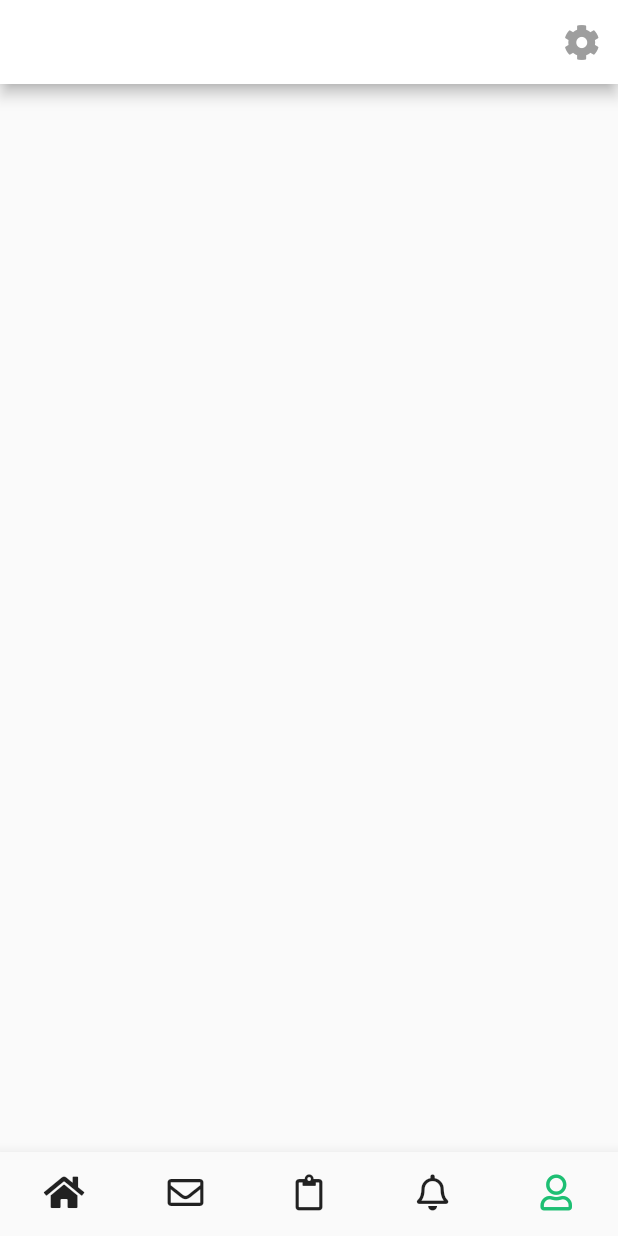
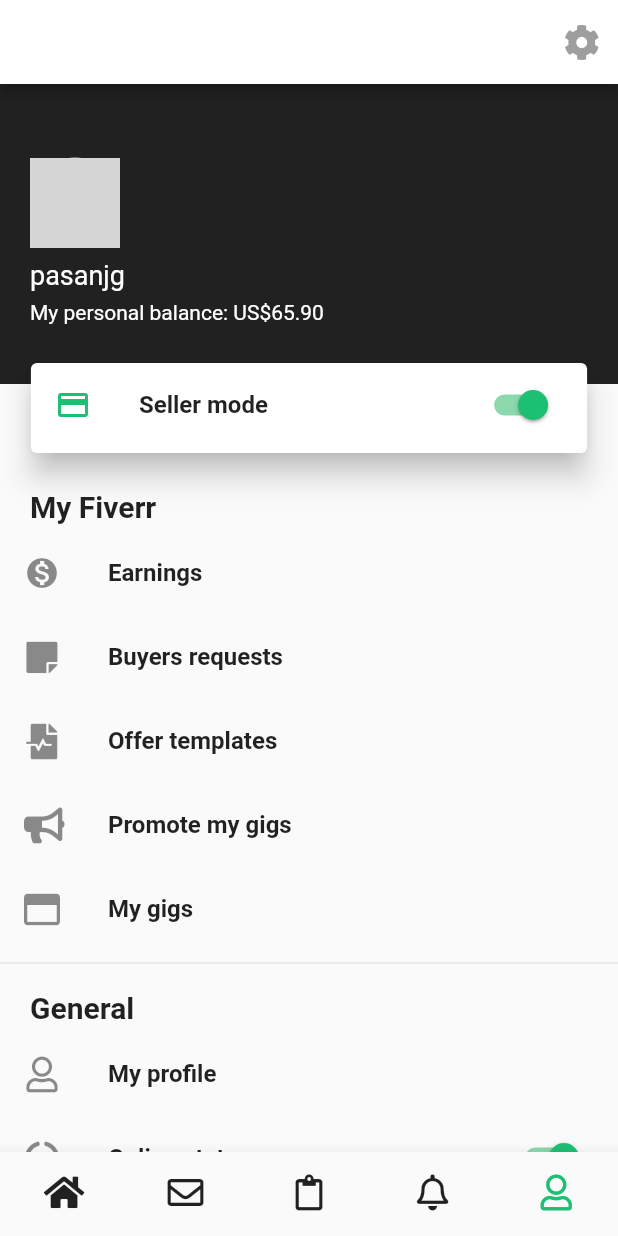
Before and after one commit to pasanjg/FiverrClone, a Flutter app: the screen it shows after launch, item 5 of the bottom bar chosen, on a phone screen of 412 x 824 dp. Run offline on Flutter 3.47's test engine with Material 2 defaults, Android fonts, the phone set to English and light mode, and no system bars; our stand-ins replace font_awesome_flutter; network calls fail; grey boxes are pictures that could not be loaded.

Commit message:
Manage Account page

```diff
--- a/lib/pages/main_tabs.dart
+++ b/lib/pages/main_tabs.dart
@@ -1,7 +1,7 @@
 import 'package:flutter/material.dart';
 import 'package:flutter_fiverr_clone/pages/manage_sales.dart';
 import 'package:flutter_fiverr_clone/pages/notifications.dart';
-import 'package:flutter_fiverr_clone/pages/profile.dart';
+import 'package:flutter_fiverr_clone/pages/manage_account.dart';
 import 'package:font_awesome_flutter/font_awesome_flutter.dart';
 
 import 'package:flutter_fiverr_clone/pages/home.dart';
@@ -44,7 +44,7 @@
     MessageInboxPage(),
     ManageSales(),
     Notifications(),
-    Profile(),
+    ManageAccount(),
   ];
 
   @override
--- /dev/null
+++ b/lib/pages/manage_account.dart
@@ -0,0 +1,289 @@
+import 'package:flutter/material.dart';
+import 'package:font_awesome_flutter/font_awesome_flutter.dart';
+
+class ManageAccount extends StatefulWidget {
+  @override
+  _ManageAccountState createState() => _ManageAccountState();
+}
+
+class _ManageAccountState extends State<ManageAccount> {
+  bool isSeller = true;
+  bool isOnline = true;
+
+  @override
+  Widget build(BuildContext context) {
+    return Scaffold(
+      appBar: AppBar(
+        actions: <Widget>[
+          IconButton(
+            icon: Icon(
+              FontAwesomeIcons.cog,
+              color: Colors.grey,
+            ),
+            onPressed: () {},
+          ),
+        ],
+      ),
+      body: Column(
+        children: <Widget>[
+          Stack(
+            alignment: Alignment.bottomCenter,
+            children: <Widget>[
+              Column(
+                children: <Widget>[
+                  Container(
+                    color: Colors.black87,
+                    height: 200.0,
+                    width: MediaQuery.of(context).size.width,
+                    child: Padding(
+                      padding: const EdgeInsets.only(
+                          left: 20.0, right: 20.0, bottom: 40.0),
+                      child: Column(
+                        mainAxisAlignment: MainAxisAlignment.end,
+                        crossAxisAlignment: CrossAxisAlignment.start,
+                        children: <Widget>[
+                          Padding(
+                            padding: const EdgeInsets.only(bottom: 8.0),
+                            child: Stack(
+                              alignment: Alignment.bottomRight,
+                              children: <Widget>[
+                                CircleAvatar(
+                                  radius: 30.0,
+                                  backgroundImage: NetworkImage(
+                                      "https://encrypted-tbn0.gstatic.com/images?q=tbn:ANd9GcR2L-Zfe-iYizglLDH55UD3wXBJre7V98QwKfsBCfR_8YfvXPnN&s"),
+                                ),
+                                Container(
+                                  child: CircleAvatar(
+                                    radius: 6.0,
+                                    backgroundColor: Color(0xFF1DBF73),
+                                  ),
+                                  decoration: new BoxDecoration(
+                                    shape: BoxShape.circle,
+                                    color: const Color(0xFFFFFFFF),
+                                    // border color
+                                    border: Border.all(
+                                        color: Colors.black87, width: 2),
+                                  ),
+                                ),
+                              ],
+                            ),
+                          ),
+                          Text(
+                            "pasanjg",
+                            style: TextStyle(
+                              color: Colors.white,
+                              fontSize: 18.0,
+                            ),
+                          ),
+                          SizedBox(
+                            height: 6.0,
+                          ),
+                          Text(
+                            "My personal balance: US\$65.90",
+                            style: TextStyle(
+                              color: Colors.white,
+                              fontSize: 14.0,
+                            ),
+                          ),
+                        ],
+                      ),
+                    ),
+                  ),
+                  Container(
+                    height: 50.0,
+                    width: MediaQuery.of(context).size.width,
+                  ),
+                ],
+              ),
+              Card(
+                elevation: 8.0,
+                child: Container(
+                  height: 60.0,
+                  width: MediaQuery.of(context).size.width * 0.9,
+                  child: ListTile(
+                    leading: Icon(
+                      Icons.credit_card,
+                      color: Theme.of(context).accentColor,
+                    ),
+                    title: Text(
+                      "Seller mode",
+                      style: TextStyle(
+                        fontWeight: FontWeight.bold,
+                      ),
+                    ),
+                    trailing: Switch(
+                      value: isSeller,
+                      onChanged: (value) {
+                        setState(() {
+                          isSeller = value;
+                        });
+                      },
+                      activeTrackColor: Color(0xFF8bd9ad),
+                      activeColor: Theme.of(context).accentColor,
+                    ),
+                  ),
+                ),
+              ),
+            ],
+          ),
+          Expanded(
+            child: ListView(
+              children: <Widget>[
+                Padding(
+                  padding:
+                      const EdgeInsets.only(top: 20.0, left: 20.0, bottom: 5.0),
+                  child: Text(
+                    "My Fiverr",
+                    style: TextStyle(
+                      fontSize: 20.0,
+                      fontWeight: FontWeight.bold,
+                    ),
+                  ),
+                ),
+                InkWell(
+                  onTap: () {},
+                  child: ListTile(
+                    leading: Icon(Icons.monetization_on),
+                    title: Text(
+                      "Earnings",
+                      style: TextStyle(
+                        fontSize: 16.0,
+                        fontWeight: FontWeight.bold,
+                      ),
+                    ),
+                  ),
+                ),
+                InkWell(
+                  onTap: () {},
+                  child: ListTile(
+                    leading: Icon(FontAwesomeIcons.solidStickyNote),
+                    title: Text(
+                      "Buyers requests",
+                      style: TextStyle(
+                        fontSize: 16.0,
+                        fontWeight: FontWeight.bold,
+                      ),
+                    ),
+                  ),
+                ),
+                InkWell(
+                  onTap: () {},
+                  child: ListTile(
+                    leading: Icon(FontAwesomeIcons.fileMedicalAlt),
+                    title: Text(
+                      "Offer templates",
+                      style: TextStyle(
+                        fontSize: 16.0,
+                        fontWeight: FontWeight.bold,
+                      ),
+                    ),
+                  ),
+                ),
+                InkWell(
+                  onTap: () {},
+                  child: ListTile(
+                    leading: Icon(FontAwesomeIcons.bullhorn),
+                    title: Text(
+                      "Promote my gigs",
+                      style: TextStyle(
+                        fontSize: 16.0,
+                        fontWeight: FontWeight.bold,
+                      ),
+                    ),
+                  ),
+                ),
+                InkWell(
+                  onTap: () {},
+                  child: ListTile(
+                    leading: Icon(FontAwesomeIcons.windowMaximize),
+                    title: Text(
+                      "My gigs",
+                      style: TextStyle(
+                        fontSize: 16.0,
+                        fontWeight: FontWeight.bold,
+                      ),
+                    ),
+                  ),
+                ),
+                Divider(),
+                Padding(
+                  padding:
+                      const EdgeInsets.only(top: 10.0, left: 20.0, bottom: 5.0),
+                  child: Text(
+                    "General",
+                    style: TextStyle(
+                      fontSize: 20.0,
+                      fontWeight: FontWeight.bold,
+                    ),
+                  ),
+                ),
+                InkWell(
+                  onTap: () {},
+                  child: ListTile(
+                    leading: Icon(FontAwesomeIcons.user),
+                    title: Text(
+                      "My profile",
+                      style: TextStyle(
+                        fontSize: 16.0,
+                        fontWeight: FontWeight.bold,
+                      ),
+                    ),
+                  ),
+                ),
+                InkWell(
+                  onTap: () {},
+                  child: ListTile(
+                    leading: Icon(FontAwesomeIcons.circleNotch),
+                    title: Text(
+                      "Online status",
+                      style: TextStyle(
+                        fontSize: 16.0,
+                        fontWeight: FontWeight.bold,
+                      ),
+                    ),
+                    trailing: Switch(
+                      value: isOnline,
+                      onChanged: (value) {
+                        setState(() {
+                          isOnline = value;
+                        });
+                      },
+                      activeTrackColor: Color(0xFF8bd9ad),
+                      activeColor: Theme.of(context).accentColor,
+                    ),
+                  ),
+                ),
+                InkWell(
+                  onTap: () {},
+                  child: ListTile(
+                    leading: Icon(FontAwesomeIcons.paperPlane),
+                    title: Text(
+                      "Invite friends",
+                      style: TextStyle(
+                        fontSize: 16.0,
+                        fontWeight: FontWeight.bold,
+                      ),
+                    ),
+                  ),
+                ),
+                InkWell(
+                  onTap: () {},
+                  child: ListTile(
+                    leading: Icon(FontAwesomeIcons.lifeRing),
+                    title: Text(
+                      "Support",
+                      style: TextStyle(
+                        fontSize: 16.0,
+                        fontWeight: FontWeight.bold,
+                      ),
+                    ),
+                  ),
+                ),
+              ],
+            ),
+          ),
+        ],
+      ),
+    );
+  }
+}
--- a/lib/pages/profile.dart
+++ /dev/null
@@ -1,27 +0,0 @@
-import 'package:flutter/material.dart';
-import 'package:font_awesome_flutter/font_awesome_flutter.dart';
-
-class Profile extends StatefulWidget {
-  @override
-  _ProfileState createState() => _ProfileState();
-}
-
-class _ProfileState extends State<Profile> {
-  @override
-  Widget build(BuildContext context) {
-    return Scaffold(
-      appBar: AppBar(
-        actions: <Widget>[
-          IconButton(
-            icon: Icon(
-              FontAwesomeIcons.cog,
-              color: Colors.grey,
-            ),
-            onPressed: () {},
-          ),
-        ],
-      ),
-      body: Container(),
-    );
-  }
-}
```
